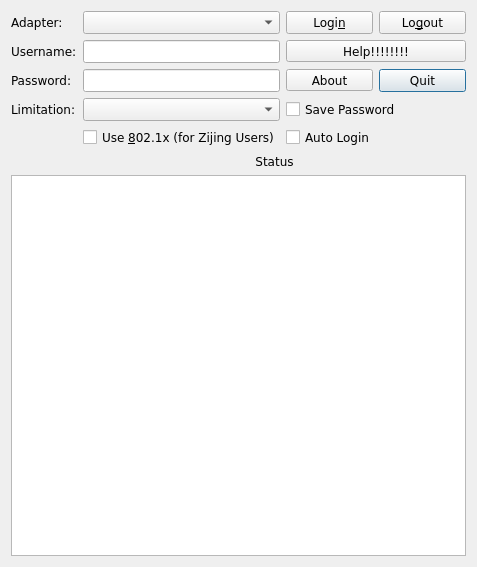
Before: the Qt Designer form trunk/src/qtunet-qt4/dlg_main.ui in alick/mytunet, drawn with Qt 5.
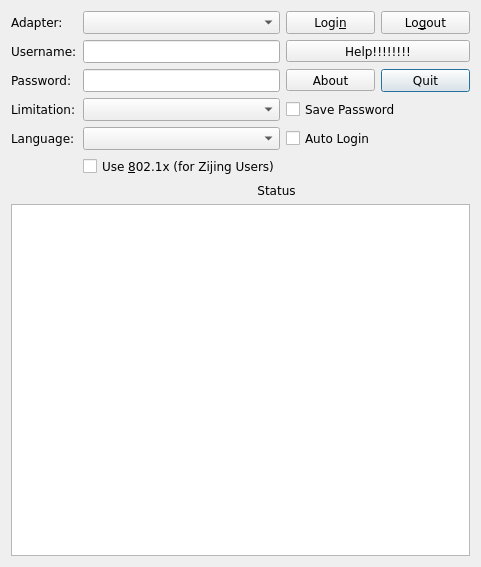
After: the same form once the commit is applied. Icons and pictures are not drawn.

Commit message: * Localization support: Chinese * Message language selection * Automatic message language selection at the first start

```diff
--- a/trunk/src/qtunet-qt4/dlg_main.ui
+++ b/trunk/src/qtunet-qt4/dlg_main.ui
@@ -5,7 +5,7 @@
    <rect>
     <x>0</x>
     <y>0</y>
-    <width>477</width>
+    <width>481</width>
     <height>567</height>
    </rect>
   </property>
@@ -187,7 +187,7 @@
          </property>
         </widget>
        </item>
-       <item row="4" column="1" >
+       <item row="5" column="1" >
         <widget class="QCheckBox" name="chkUseDot1x" >
          <property name="text" >
           <string>Use &amp;802.1x (for Zijing Users)</string>
@@ -197,7 +197,7 @@
          </property>
         </widget>
        </item>
-       <item row="5" column="1" colspan="3" >
+       <item row="6" column="1" colspan="3" >
         <widget class="QLabel" name="lblStatus" >
          <property name="text" >
           <string>Status</string>
@@ -210,7 +210,7 @@
          </property>
         </widget>
        </item>
-       <item row="4" column="0" >
+       <item row="5" column="0" >
         <widget class="QLabel" name="imgStatus" >
          <property name="enabled" >
           <bool>true</bool>
@@ -232,6 +232,16 @@
          </property>
         </widget>
        </item>
+       <item row="4" column="0" >
+        <widget class="QLabel" name="label" >
+         <property name="text" >
+          <string>Language:</string>
+         </property>
+        </widget>
+       </item>
+       <item row="4" column="1" >
+        <widget class="QComboBox" name="cmbLanguage" />
+       </item>
        <item row="4" column="2" colspan="2" >
         <widget class="QCheckBox" name="chkAutoLogin" >
          <property name="text" >
```
Left out of the diff: 22 changed lines with no effect on the pictures. The commit also changes 14 other files.
